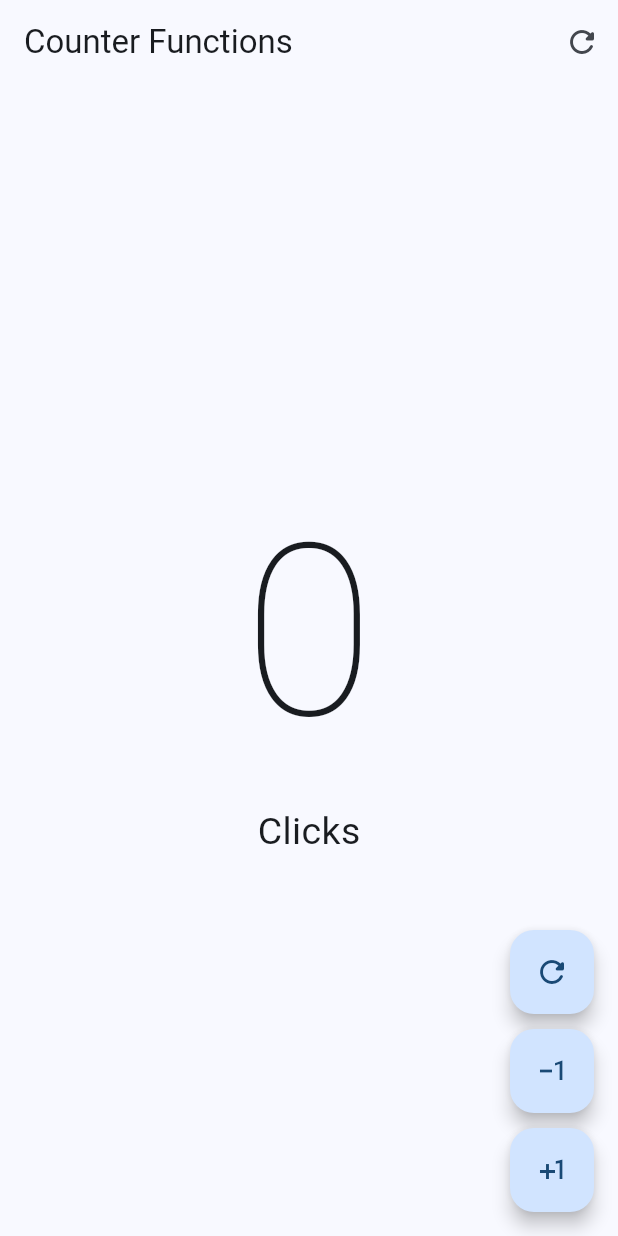
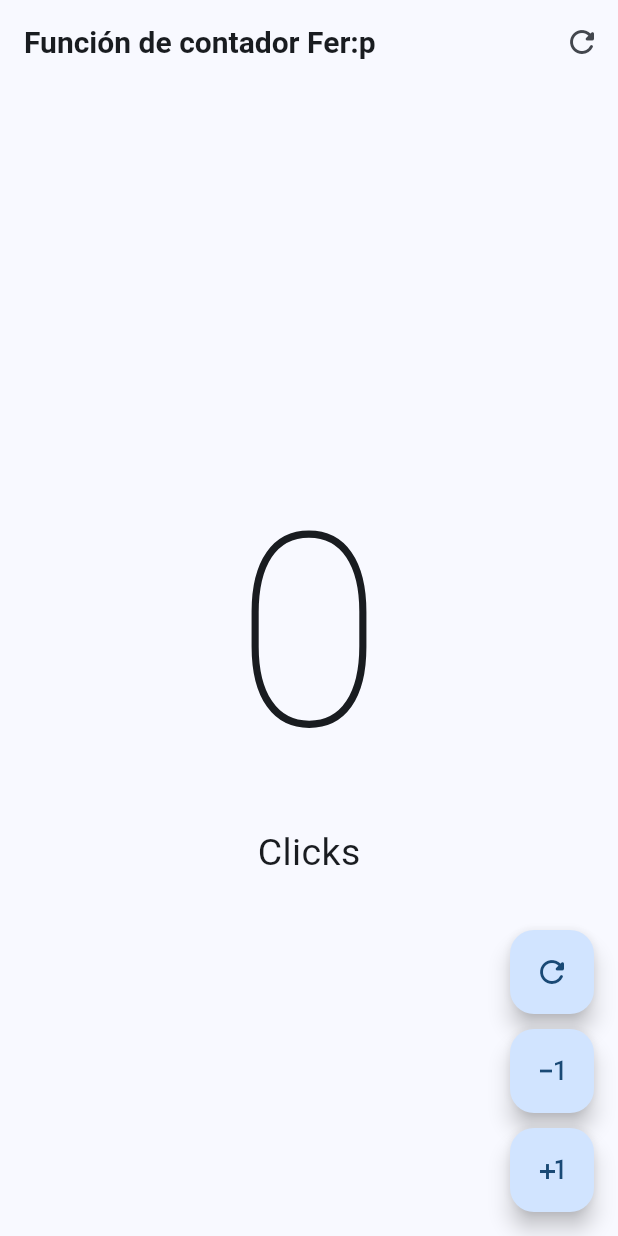
Before and after one commit to fertz24/ripflutter, a Flutter app: the screen it shows after launch, on a phone screen of 412 x 824 dp. Run offline on Flutter 3.47's test engine with Material 3 defaults, Android fonts, the light colour scheme and no system bars.

Commit message:
Tarea 1 de la Unidad 2, contador en Flutter

```diff
--- a/lib/main.dart
+++ b/lib/main.dart
@@ -1,5 +1,6 @@
 import 'package:flutter/material.dart';
-import 'package:flutterprueba/presentation/screens/counter/counter_functions_screen.dart';
+import 'package:flutterprueba/presentation/screens/counter/contador.dart';
+//import 'package:flutterprueba/presentation/screens/counter/counter_functions_screen.dart';
 
 void main() {
   runApp(const MyApp());
@@ -16,7 +17,7 @@ class MyApp extends StatelessWidget {
         useMaterial3: true,
         colorSchemeSeed: Colors.blue //esquema de color, es azul
       ),
-      home: const CounterFunctionsScreen() //en el performance de flutter se recomienda const para los widget,
+      home: const Contador() //en el performance de flutter se recomienda const para los widget,
       //estado inmutable, constante, widgets que no pueden cambiar sus valores
       //estado mutable, azul con amarillo hace verde, dos valores hacen otro resultado
     );
--- /dev/null
+++ b/lib/presentation/screens/counter/contador.dart
@@ -0,0 +1,89 @@
+import 'package:flutter/material.dart';
+
+class Contador extends StatefulWidget{
+  const Contador({super.key});
+  //el super.key se pasa al padre (StatefulWidget) para ayudar a Flutter a identificar este widget
+
+  @override
+  State<Contador> createState() => _ContadorState();
+  //regresa un instancia de la variable privada, donde guarda y maneja el estado del contador
+}
+
+//mantenemos aparte el estado del contador, uno donde aumenta, disminuye y se reinicia
+//logica de negocio
+class _ContadorState extends State<Contador> {
+  int clickContador = 0; //iniciamos en cero
+
+  //para reiniciar
+  //hacemos uso de la función de flecha porque es de una sola expresión
+  void reiniciarContador() => setState(() => clickContador = 0);
+
+  void disminuirContador() { //acción para disminuir
+  setState(() {
+    if(clickContador > 0) { //condicional para que si es igual a 0 entonces que deje de disminuir (que no muestrue números negativos)
+      clickContador--;
+    }
+  });
+ }
+
+ //para aumentar el contador
+ void aumentarContador() => setState(() => clickContador++);
+
+//diseño de la pantalla del celular
+ @override
+ Widget build(BuildContext context) {
+  return Scaffold( //plantilla predeterminda
+    appBar: AppBar(
+      title: const Text('Función de contador Fer:p', style: TextStyle(fontSize: 20, fontWeight: FontWeight.bold)), //header
+      actions: [
+        IconButton( //icono superior derecho de reiniciar
+          icon: const Icon(Icons.refresh_rounded),
+
+          //cero inicial de la pantalla
+          onPressed:() => setState(() => clickContador = 0), //onPressed espera a la función que se ejecutará cuando se presiona el botón
+          //entonces cuando se presione se pone el estado el cual no más hace una acción, que es poner el contador a 0
+      ),
+    ],
+  ),
+    body: Center(
+      child: Column(
+        mainAxisAlignment: MainAxisAlignment.center,
+        children: [
+          Text('$clickContador', style: const TextStyle(fontSize: 180, fontWeight: FontWeight.w100)), //tamaño del cero inicial de la pantalla
+          Text('Click${clickContador == 1 ? '' : 's'}', style: const TextStyle(fontSize: 25)), //if ternario
+        ],
+      ),
+    ),
+    floatingActionButton: Column( //pone en columna los floatingActionButton
+      mainAxisAlignment: MainAxisAlignment.end, //lo mandamos al final de la pantalla
+      children: [ //arreglo de botones
+        BotonCount(icono: Icons.refresh_rounded, accion: reiniciarContador), //ejecutamos la funcion de reiniciar asi como se muestra el icono
+        const SizedBox(height: 10), //espacio entre botones
+        BotonCount(icono: Icons.exposure_minus_1_outlined, accion: disminuirContador), //ejecutamos la funcion de disminuir el contador así como el ícono
+        const SizedBox(height: 10), //espacio entre botones
+        BotonCount(icono: Icons.plus_one, accion: aumentarContador), //ejecutamos la función de aumentar el contrador ""
+      ],
+    ),
+  );
+ }
+}
+
+//clase para los botones
+class BotonCount extends StatelessWidget {
+  final IconData icono;
+  final VoidCallback? accion; //se ejecutará cuando el botón este presionado
+  //el void ese es una funcion sin retorno
+
+  const BotonCount({super.key, required this.icono, this.accion}); //parámetro por nombre
+  //const quiere decir que el widget es constante y no va a cambiar internamente
+  //BotonCount es el constructor de la clase (instancia del widget)
+  //super.key se para al widget padre (StatelessWidget) para que Flutter pueda identificar dicho Widget
+  //this.icono es obligatorio al crear el botón y se guardará en la variable icono dentro de la clase
+  //this.accion es opcional y se guarda en accion, esta función es cuando el botón se presiona (onPressed)
+
+  @override //widget personalizado
+  Widget build(BuildContext) { //método de construye lo que se pondrá en el celular
+    return FloatingActionButton(onPressed: accion, child: Icon(icono));
+    //retorna el botón (ícono) así como la acción dependiendo de lo que el usuario presionó en el celular
+  }
+}
--- a/lib/presentation/screens/counter/counter_functions_screen.dart
+++ b/lib/presentation/screens/counter/counter_functions_screen.dart
@@ -1,25 +1,31 @@
 import 'package:flutter/material.dart';
 
-class CounterFunctionsScreen extends StatefulWidget { //con esatdo
-  const CounterFunctionsScreen({super.key});
+class CounterFunctionsScreen extends StatefulWidget { //con estado, o sea puede cambiar mientras la app está corriendo
+  const CounterFunctionsScreen({super.key}); //constructor constante
+  //el super.key se pasa al padre (StatefulWidget) para ayudar a Flutter a identificar este widget
 
-  @override //crear un estado que
+  @override //crear un estado del widget
   State<CounterFunctionsScreen> createState() => _CounterFunctionsScreenState();
+  //regresa un instancia de la variable privada, donde guarda y maneja el estado del contador
 }
 
 class _CounterFunctionsScreenState extends State<CounterFunctionsScreen> {
   int clickCounter = 0;
 
   @override
-  Widget build(BuildContext context) { //state el que sea primero empieza con el Widget Build
+  Widget build(BuildContext context) { //state el que sea primero empieza con el Widget Build,
+  //build ya trae por defecto el tamaño del celular.
+
     return Scaffold( //plantilla de inicio que viene predeterminada
       appBar: AppBar( //header, encabezado
-        title: const Text('Counter Functions'),
+      //appbar es una instancia, un widget
+
+        title: const Text('Counter Functions', style: TextStyle(fontSize: 32, fontWeight: FontWeight.bold)),
         actions: [ //
           IconButton(  //widget de un boton
             icon: const Icon(Icons.refresh_rounded), //boton de refresh
             onPressed: () { //presionado
-              setState(() {
+              setState(() {//actualiza la interfaz cuando cambia algo en el estado
                 clickCounter = 0; //este limpia el boton, el valor del contador
               });
             })
@@ -48,7 +54,7 @@ class _CounterFunctionsScreenState extends State<CounterFunctionsScreen> {
               setState(() {});
             },
           ),
-          const SizedBox(height: 10), //el tamano de la caja y height para separar
+          const SizedBox(height: 10), //el tamaño de la caja y height para separar
           CustomButton(
             icon: Icons.exposure_minus_1_outlined,
             onPressed: () {
@@ -70,23 +76,26 @@ class _CounterFunctionsScreenState extends State<CounterFunctionsScreen> {
   }
 }
 
-class CustomButton extends StatelessWidget {
-  final IconData icon;
-  final VoidCallback? onPressed;
+class CustomButton extends StatelessWidget { //clase que hereda el StatelessWidget (no guarda el estado) o sea no cambiara internamente mientras se usa
+  final IconData icon; //icono que se muestra en el boton
+  final VoidCallback? onPressed; //se ejecutará cuando el botón este presionado
+  //el void ese es una funcion sin retorno
 
-  const CustomButton({
-    super.key,
-    required this.icon,
-    this.onPressed,
-  });
+  //const CustomButton({ //constante (no va a cambiar)
+    //super.key, //clave para el widget padre y ayuda a flutter a identificar este widget
+    //required this.icon, //obligatorio
+    //this.onPressed, //opcional
+  //});
 
-  @override
-  Widget build(BuildContext context) {
+   const CustomButton({super.key, required this.icon, this.onPressed,});
+
+  @override //build es el metodo que construye el widget visualmente
+  Widget build(BuildContext context) { //context es el indicador de un árbol de widgets
     return FloatingActionButton(
-      enableFeedback: true,
-      elevation: 5,
-      onPressed: onPressed,
-      child: Icon(icon),
+      enableFeedback: true, //activa vibracion o sonido al presionar (si el celular lo permite)
+      elevation: 5, //sombra
+      onPressed: onPressed, //se conecta con la funcion
+      child: Icon(icon), //para mostrar el icono que declaramos arriba
     );
   }
 }
```
